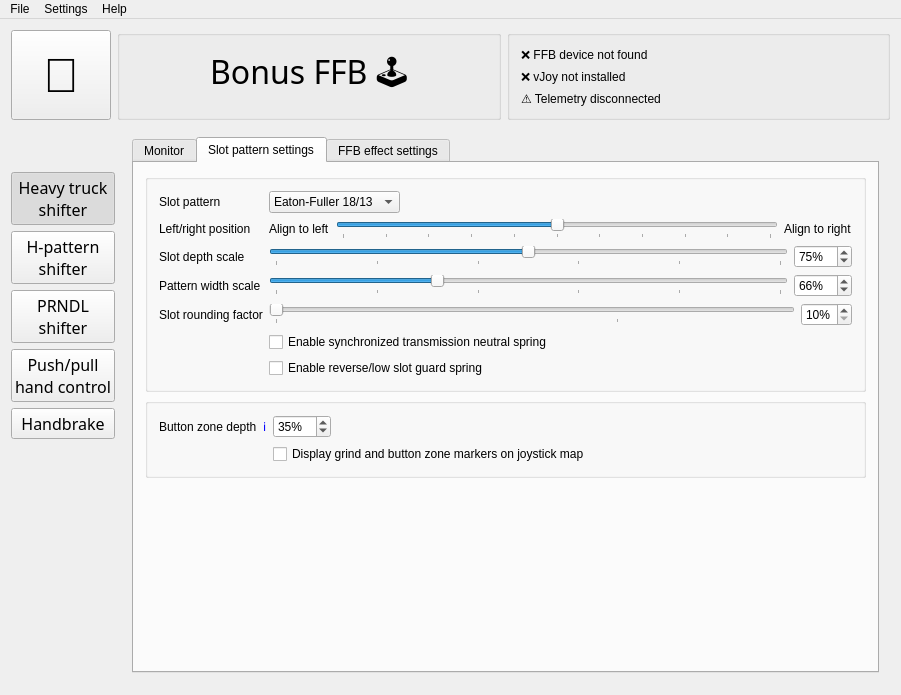
First picture: the form in BonusFFB/BonusFFB.ui, repository kgmonteith/BonusFFB, before the edit.
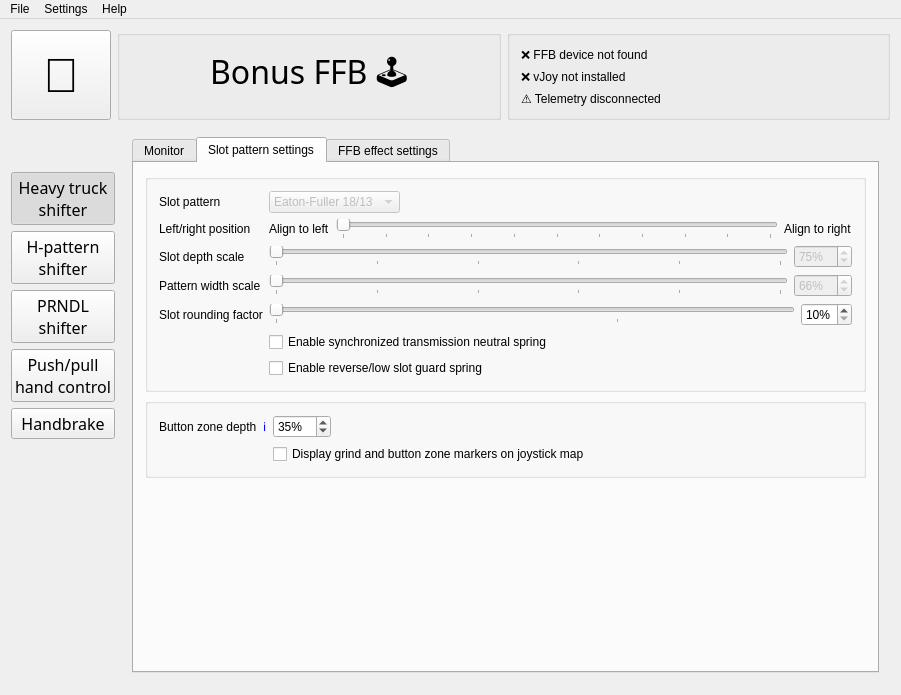
Second picture: the form after the edit. The open tabs and pages were chosen to show the change. Icons and pictures are not drawn.

Commit message: Fixed telemetry computation for target gear slots, I was way off. Temporary UI tweaks for a preview/test release

```diff
--- a/BonusFFB/BonusFFB.ui
+++ b/BonusFFB/BonusFFB.ui
@@ -476,6 +476,9 @@
                 <layout class="QHBoxLayout" name="horizontalLayout_25">
                  <item>
                   <widget class="QComboBox" name="heavytruck_slotPatternComboBox">
+                   <property name="enabled">
+                    <bool>false</bool>
+                   </property>
                    <property name="sizePolicy">
                     <sizepolicy hsizetype="Minimum" vsizetype="Fixed">
                      <horstretch>0</horstretch>
@@ -559,6 +562,9 @@
                 <layout class="QHBoxLayout" name="horizontalLayout_46">
                  <item>
                   <widget class="QSlider" name="heavytruck_slotPatternDepthScaleSlider">
+                   <property name="enabled">
+                    <bool>false</bool>
+                   </property>
                    <property name="minimum">
                     <number>50</number>
                    </property>
@@ -566,7 +572,7 @@
                     <number>100</number>
                    </property>
                    <property name="value">
-                    <number>75</number>
+                    <number>50</number>
                    </property>
                    <property name="orientation">
                     <enum>Qt::Orientation::Horizontal</enum>
@@ -581,6 +587,9 @@
                  </item>
                  <item>
                   <widget class="QSpinBox" name="heavytruck_slotPatternDepthScaleSpinbox">
+                   <property name="enabled">
+                    <bool>false</bool>
+                   </property>
                    <property name="suffix">
                     <string>%</string>
                    </property>
@@ -612,6 +621,9 @@
                 <layout class="QHBoxLayout" name="horizontalLayout_48">
                  <item>
                   <widget class="QSlider" name="heavytruck_slotPatternWidthScaleSlider">
+                   <property name="enabled">
+                    <bool>false</bool>
+                   </property>
                    <property name="minimum">
                     <number>50</number>
                    </property>
@@ -619,7 +631,7 @@
                     <number>100</number>
                    </property>
                    <property name="value">
-                    <number>66</number>
+                    <number>50</number>
                    </property>
                    <property name="orientation">
                     <enum>Qt::Orientation::Horizontal</enum>
@@ -634,6 +646,9 @@
                  </item>
                  <item>
                   <widget class="QSpinBox" name="heavytruck_slotPatternWidthScaleSpinbox">
+                   <property name="enabled">
+                    <bool>false</bool>
+                   </property>
                    <property name="suffix">
                     <string>%</string>
                    </property>
@@ -739,6 +754,9 @@
                  </item>
                  <item>
                   <widget class="QSlider" name="heavytruck_slotPatternLeftOffsetSlider">
+                   <property name="enabled">
+                    <bool>false</bool>
+                   </property>
                    <property name="maximum">
                     <number>100</number>
                    </property>
@@ -746,7 +764,7 @@
                     <number>10</number>
                    </property>
                    <property name="value">
-                    <number>50</number>
+                    <number>0</number>
                    </property>
                    <property name="orientation">
                     <enum>Qt::Orientation::Horizontal</enum>
```
Left out of the diff: 2 changed lines with no effect on the pictures. The commit also changes 3 other files.
